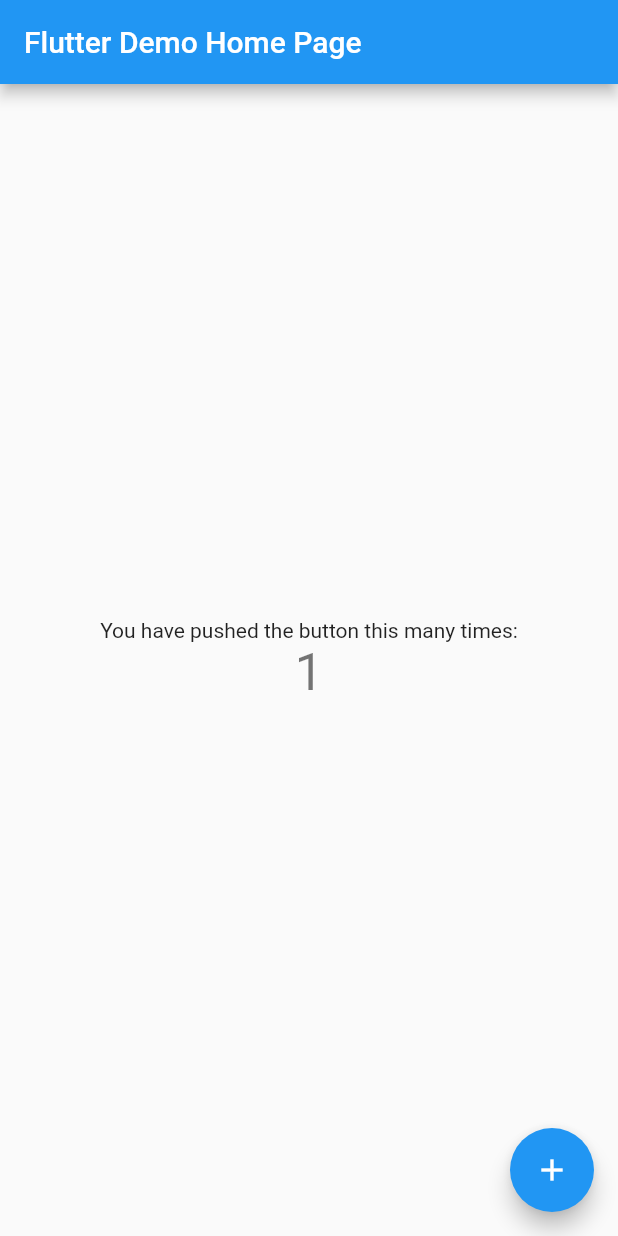
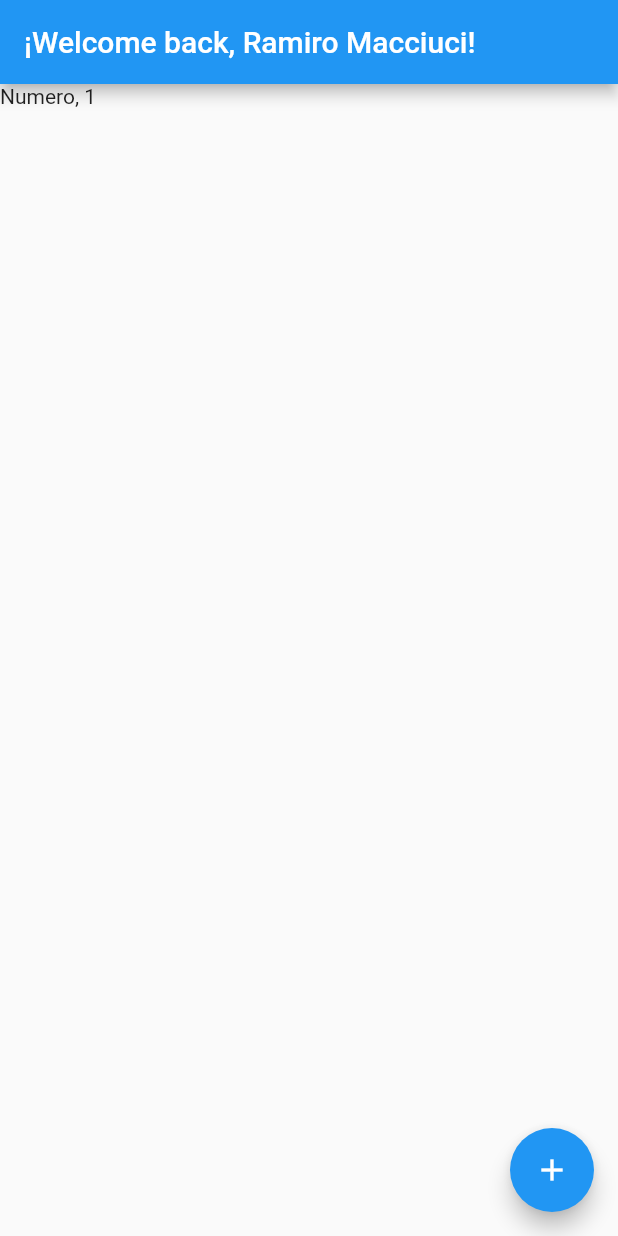
Before and after one commit to Rmacciuci/curso_flutter, a Flutter app: the screen it shows after launch, after a tap on the "add" icon, on a phone screen of 412 x 824 dp. Run offline on Flutter 3.47's test engine with Material 2 defaults, Android fonts, the phone set to English and light mode, and no system bars.

Commit message:
en proceso

```diff
--- a/contador/lib/main.dart
+++ b/contador/lib/main.dart
@@ -1,117 +1,5 @@
+import 'package:contador/src/app.dart';
 import 'package:flutter/material.dart';
-
 void main() {
-  runApp(MyApp());
+  	runApp(MyApp());
 }
-
-class MyApp extends StatelessWidget {
-  // This widget is the root of your application.
-  @override
-  Widget build(BuildContext context) {
-    return MaterialApp(
-      title: 'Flutter Demo',
-      theme: ThemeData(
-        // This is the theme of your application.
-        //
-        // Try running your application with "flutter run". You'll see the
-        // application has a blue toolbar. Then, without quitting the app, try
-        // changing the primarySwatch below to Colors.green and then invoke
-        // "hot reload" (press "r" in the console where you ran "flutter run",
-        // or simply save your changes to "hot reload" in a Flutter IDE).
-        // Notice that the counter didn't reset back to zero; the application
-        // is not restarted.
-        primarySwatch: Colors.blue,
-        // This makes the visual density adapt to the platform that you run
-        // the app on. For desktop platforms, the controls will be smaller and
-        // closer together (more dense) than on mobile platforms.
-        visualDensity: VisualDensity.adaptivePlatformDensity,
-      ),
-      home: MyHomePage(title: 'Flutter Demo Home Page'),
-    );
-  }
-}
-
-class MyHomePage extends StatefulWidget {
-  MyHomePage({Key key, this.title}) : super(key: key);
-
-  // This widget is the home page of your application. It is stateful, meaning
-  // that it has a State object (defined below) that contains fields that affect
-  // how it looks.
-
-  // This class is the configuration for the state. It holds the values (in this
-  // case the title) provided by the parent (in this case the App widget) and
-  // used by the build method of the State. Fields in a Widget subclass are
-  // always marked "final".
-
-  final String title;
-
-  @override
-  _MyHomePageState createState() => _MyHomePageState();
-}
-
-class _MyHomePageState extends State<MyHomePage> {
-  int _counter = 0;
-
-  void _incrementCounter() {
-    setState(() {
-      // This call to setState tells the Flutter framework that something has
-      // changed in this State, which causes it to rerun the build method below
-      // so that the display can reflect the updated values. If we changed
-      // _counter without calling setState(), then the build method would not be
-      // called again, and so nothing would appear to happen.
-      _counter++;
-    });
-  }
-
-  @override
-  Widget build(BuildContext context) {
-    // This method is rerun every time setState is called, for instance as done
-    // by the _incrementCounter method above.
-    //
-    // The Flutter framework has been optimized to make rerunning build methods
-    // fast, so that you can just rebuild anything that needs updating rather
-    // than having to individually change instances of widgets.
-    return Scaffold(
-      appBar: AppBar(
-        // Here we take the value from the MyHomePage object that was created by
-        // the App.build method, and use it to set our appbar title.
-        title: Text(widget.title),
-      ),
-      body: Center(
-        // Center is a layout widget. It takes a single child and positions it
-        // in the middle of the parent.
-        child: Column(
-          // Column is also a layout widget. It takes a list of children and
-          // arranges them vertically. By default, it sizes itself to fit its
-          // children horizontally, and tries to be as tall as its parent.
-          //
-          // Invoke "debug painting" (press "p" in the console, choose the
-          // "Toggle Debug Paint" action from the Flutter Inspector in Android
-          // Studio, or the "Toggle Debug Paint" command in Visual Studio Code)
-          // to see the wireframe for each widget.
-          //
-          // Column has various properties to control how it sizes itself and
-          // how it positions its children. Here we use mainAxisAlignment to
-          // center the children vertically; the main axis here is the vertical
-          // axis because Columns are vertical (the cross axis would be
-          // horizontal).
-          mainAxisAlignment: MainAxisAlignment.center,
-          children: <Widget>[
-            Text(
-              'You have pushed the button this many times:',
-            ),
-            Text(
-              '$_counter',
-              style: Theme.of(context).textTheme.headline4,
-            ),
-          ],
-        ),
-      ),
-      floatingActionButton: FloatingActionButton(
-        onPressed: _incrementCounter,
-        tooltip: 'Increment',
-        child: Icon(Icons.add),
-      ), // This trailing comma makes auto-formatting nicer for build methods.
-    );
-  }
-}
--- /dev/null
+++ b/contador/lib/src/app.dart
@@ -0,0 +1,13 @@
+import 'package:contador/src/screens/home_page.dart';
+import 'package:flutter/material.dart';
+
+class MyApp extends StatelessWidget {
+
+  	@override
+  	Widget build( context ) {
+
+    	return MaterialApp(
+			home: HomePage()
+		);
+  	}
+}
--- /dev/null
+++ b/contador/lib/src/screens/home_page.dart
@@ -0,0 +1,43 @@
+import 'package:flutter/material.dart';
+
+class HomePage extends StatefulWidget {
+  HomePage({Key key}) : super(key: key);
+
+  @override
+  HomePageState createState() => HomePageState();
+}
+
+class HomePageState extends State<HomePage>  {
+  String name = "Ramiro Macciuci";
+
+  int contador = 0;
+
+  void increment() {
+
+    print("Ramiro Macciui");
+
+    contador = contador + 1;
+
+    setState(() => {
+      contador
+    });
+    // setState(() {
+    //   contador++
+    // });
+  }
+
+  @override
+  Widget build(BuildContext context) {
+    return Scaffold(
+      appBar: AppBar(
+        title: Text("¡Welcome back, $name!")
+      ),
+      body: Text("Numero, $contador"),
+      floatingActionButton: FloatingActionButton(
+        onPressed: () => increment(),
+        tooltip: 'Increment Counter',
+        child: const Icon(Icons.add),
+      ),
+    );
+  }
+}
```
Also changed, not shown: 2 other files.
